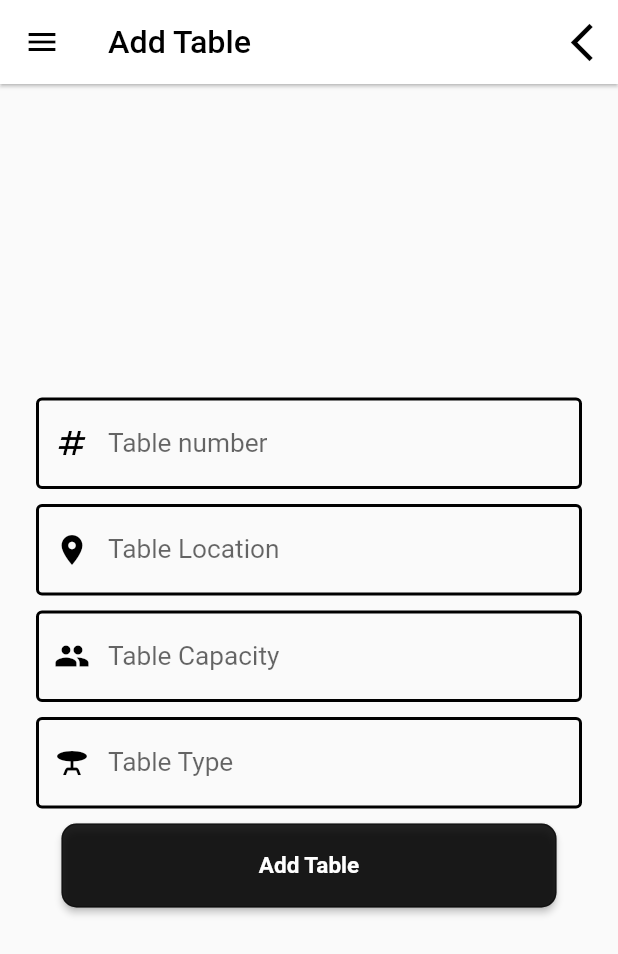
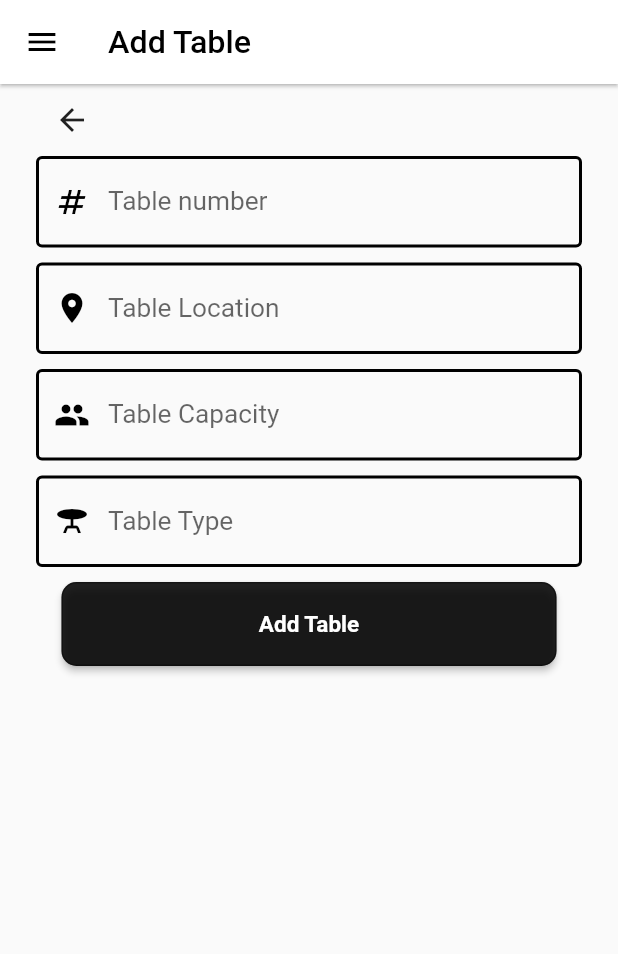
Before and after one commit to kcgalee/CSC-4996-RMS-Mobile, a Flutter app: the AddTable screen opened directly with empty values, on a phone screen of 412 x 824 dp. Shown: the top 954 px of the screen. Run offline on Flutter 3.47's test engine with Material 2 defaults, Android fonts, the phone set to English and light mode, and no system bars; our stand-ins replace cloud_firestore, email_validator, firebase_auth, firebase_core, firebase_storage, qr_flutter and 1 more; missing offline and left inert: counter, qr_code_scanner; accounts and stored records are empty.

Commit message:
implemented Custom Back Button

```diff
--- a/lib/manager/addTable.dart
+++ b/lib/manager/addTable.dart
@@ -9,6 +9,7 @@
 import 'package:restaurant_management_system/widgets/customSubButton.dart';
 import 'package:restaurant_management_system/widgets/customTextForm.dart';
 
+import '../widgets/customBackButton.dart';
 import 'GenerateQRCode.dart';
 import 'Utility/MangerNavigationDrawer.dart';
 import 'Utility/selectRestaurant.dart';
@@ -39,31 +40,29 @@
         backgroundColor: Colors.white,
         foregroundColor: Colors.black,
         elevation: 1,
-        actions: [
-          IconButton(
-            icon: const Icon(Icons.arrow_back_ios_new,size: 30,),
-            onPressed: () {
-              Navigator.of(context).pushReplacement(MaterialPageRoute(builder: (context) => SelectRestaurant(text: 'table')));
-            },
+
       ),
-        ],
-      ),
-      body: Center(
-  child: SingleChildScrollView(
-    padding: const EdgeInsets.all(24),
+      body: SingleChildScrollView(
+        padding: const EdgeInsets.only(left: 24,right: 24,bottom: 24),
         child: Column(
         children: [
-
+          CustomBackButton(onPressed: () {
+            Navigator.push(context,
+                MaterialPageRoute(
+                    builder: (context) => SelectRestaurant(text: 'table')
+                )
+            );
+          }),
 
           CustomTextForm(
             hintText: "Table number",
             controller: tableNumberController,
             keyboardType: TextInputType.number,
             maxLines: 1,
-        maxLength: 10,
+            maxLength: 2,
             validator: (tablenum) =>
             tablenum != null && !numberPattern.hasMatch(tablenum)
-            ? 'number must be between 1 to 9999999999 ' : null,
+                ? 'number must be between 1 to 99 ' : null,
             icon: const Icon(Icons.numbers, color: Colors.black)
         ),
 
@@ -83,10 +82,10 @@
               controller: tableCapacityController,
               keyboardType: TextInputType.number,
               maxLines: 1,
-          maxLength: 3,
+              maxLength: 2,
               validator: (maxCapacity) =>
               maxCapacity != null && !numberPattern.hasMatch(maxCapacity)
-              ? 'number must be between 1 to 999' : null,
+                  ? 'number must be between 1 to 99' : null,
 
               icon: const Icon(Icons.people, color: Colors.black)
           ),
@@ -111,7 +110,6 @@
           )
 
         ]),
-  ),
       )
 
 
```
Also changed, not shown: lib/manager/addRestaurant.dart (+7 -2 lines). Lines whose indentation alone changed are shown as unchanged.
